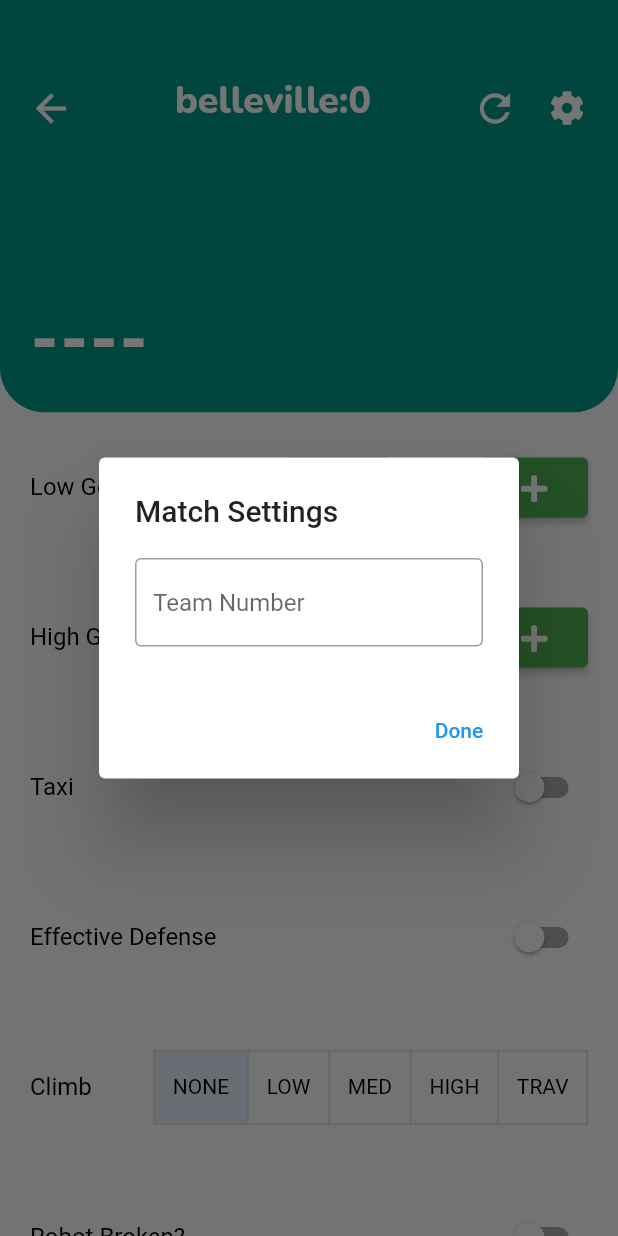
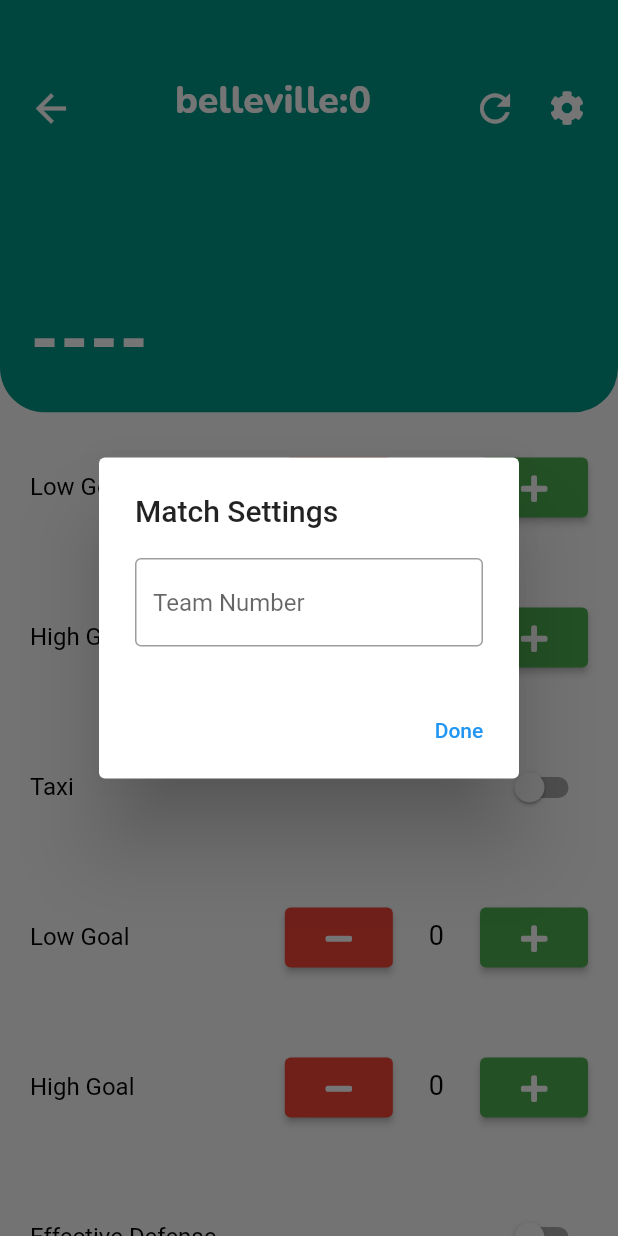
Before and after one commit to cjohnson/dreadscout, a Flutter app: the screen it shows after launch, after a tap on an icon or button, on a phone screen of 412 x 824 dp. Run offline on Flutter 3.47's test engine with Material 2 defaults, Android fonts, the phone set to English and light mode, and no system bars; our stand-ins replace font_awesome_flutter, google_fonts.

Commit message:
Update Toggle button element to latest dynamic forms version

```diff
--- a/lib/ui/form/data/scoutingtemplate.dart
+++ b/lib/ui/form/data/scoutingtemplate.dart
@@ -175,15 +175,18 @@
 }
 
 class ToggleButtonFormElement extends FormElementData {
-  int? initialIndex;
+  int? _index;
   List<String>? toggles;
 
-  ToggleButtonFormElement({this.initialIndex, this.toggles});
+  ToggleButtonFormElement({required id, required title, index, this.toggles})
+      : super(id: id, title: title) {
+    _index = index;
+  }
 
   ToggleButtonFormElement.fromJson(Map<String, dynamic> json) {
     json = super.fromJson(json);
 
-    initialIndex = int.tryParse(json['initial_index']);
+    index = int.tryParse(json['initial_index']);
     toggles = json['toggles'].cast<String>();
   }
 
@@ -191,9 +194,28 @@
   Map<String, dynamic> toJson() {
     final Map<String, dynamic> data = super.toJson();
 
-    data['initial_index'] = initialIndex;
+    data['initial_index'] = index;
     data['toggles'] = toggles;
     return data;
+  }
+
+  List<bool> getSelected() {
+    final List<bool> buttonStatuses = <bool>[];
+
+    for (int i = 0; i < toggles!.length; i++) {
+      buttonStatuses.add(index == i ? true : false);
+    }
+
+    return buttonStatuses;
+  }
+
+  int? get index => _index;
+
+  set index(int? newIndex) {
+    if (newIndex! < 0) newIndex = 0;
+    if (newIndex >= toggles!.length) newIndex = toggles!.length - 1;
+
+    _index = newIndex;
   }
 }
 
--- a/lib/ui/form/togglebuttonelement.dart
+++ b/lib/ui/form/togglebuttonelement.dart
@@ -1,28 +1,12 @@
+import 'package:dreadscout/ui/form/data/scoutingtemplate.dart';
 import 'package:flutter/material.dart';
 import 'package:google_fonts/google_fonts.dart';
 
-class ToggleButtonFormElementUI extends StatefulWidget {
-  final String dataName;
-  int initialToggle;
+class ToggleButtonFormElementUI extends StatelessWidget {
+  final ToggleButtonFormElement formElement;
 
-  ToggleButtonFormElementUI({
-    Key? key,
-    required this.dataName,
-    this.initialToggle = 0,
-  }) : super(key: key);
-
-  @override
-  State<ToggleButtonFormElementUI> createState() =>
-      _ToggleButtonFormElementUIState(toggleState: initialToggle);
-}
-
-class _ToggleButtonFormElementUIState extends State<ToggleButtonFormElementUI> {
-  int toggleState;
-  List<bool> isSelected = [true, false, false, false, false];
-
-  _ToggleButtonFormElementUIState({
-    required this.toggleState,
-  });
+  const ToggleButtonFormElementUI({Key? key, required this.formElement})
+      : super(key: key);
 
   @override
   Widget build(BuildContext context) {
@@ -33,7 +17,7 @@
         mainAxisAlignment: MainAxisAlignment.spaceBetween,
         children: [
           Text(
-            widget.dataName,
+            formElement.title ?? "NO TITLE",
             style: GoogleFonts.roboto(
                 textStyle: Theme.of(context).textTheme.headline1,
                 color: Colors.black,
@@ -41,46 +25,49 @@
                 fontSize: 16.0,
                 height: 1),
           ),
-          ToggleButtons(
-            children: const <Widget>[
-              ClimbToggleButton(title: 'NONE'),
-              ClimbToggleButton(title: 'LOW'),
-              ClimbToggleButton(title: 'MED'),
-              ClimbToggleButton(title: 'HIGH'),
-              ClimbToggleButton(title: 'TRAV'),
-            ],
-            onPressed: (int index) {
-              setState(() {
-                for (int buttonIndex = 0;
-                    buttonIndex < isSelected.length;
-                    buttonIndex++) {
-                  if (buttonIndex == index) {
-                    isSelected[buttonIndex] = true;
-                  } else {
-                    isSelected[buttonIndex] = false;
-                  }
-                }
-              });
-            },
-            color: Colors.grey,
-            isSelected: isSelected,
-          ),
+          _ToggleDisplay(formElement: formElement),
         ],
       ),
     );
   }
 }
 
-class ClimbToggleButton extends StatelessWidget {
+class _ToggleDisplay extends StatefulWidget {
+  final ToggleButtonFormElement formElement;
+
+  const _ToggleDisplay({Key? key, required this.formElement}) : super(key: key);
+
+  @override
+  State<_ToggleDisplay> createState() => __ToggleDisplayState();
+}
+
+class __ToggleDisplayState extends State<_ToggleDisplay> {
+  @override
+  Widget build(BuildContext context) {
+    return ToggleButtons(
+      children: const <Widget>[
+        _ToggleButton(title: 'NONE'),
+        _ToggleButton(title: 'LOW'),
+        _ToggleButton(title: 'MED'),
+        _ToggleButton(title: 'HIGH'),
+        _ToggleButton(title: 'TRAV'),
+      ],
+      onPressed: (int index) =>
+          setState(() => widget.formElement.index = index),
+      color: Colors.grey,
+      isSelected: widget.formElement.getSelected(),
+    );
+  }
+}
+
+class _ToggleButton extends StatelessWidget {
   final String title;
 
-  const ClimbToggleButton({Key? key, required this.title}) : super(key: key);
+  const _ToggleButton({Key? key, required this.title}) : super(key: key);
 
   @override
   Widget build(BuildContext context) {
-    return Container(
-      padding: const EdgeInsets.only(left: 12, right: 12),
-      child: Text(
+    return Text(
       title,
       style: GoogleFonts.roboto(
           textStyle: Theme.of(context).textTheme.headline1,
@@ -88,7 +75,6 @@
           fontWeight: FontWeight.w400,
           fontSize: 14.0,
           height: 1),
-      ),
     );
   }
 }
--- a/lib/ui/scouting/scoutingform.dart
+++ b/lib/ui/scouting/scoutingform.dart
@@ -35,15 +35,28 @@
           formElement:
               SwitchFormElement(id: "taxi", title: "Taxi", value: false),
         ),
-    // () => CounterFormElement(dataName: "Low Goal", value: 0),
-    // () => CounterFormElement(dataName: "High Goal", value: 0),
+    () => CounterFormElementUI(
+          formElement: CounterFormElement(id: "low_goal", title: "Low Goal"),
+        ),
+    () => CounterFormElementUI(
+          formElement: CounterFormElement(id: "high_goal", title: "High Goal"),
+        ),
     () => SwitchFormElementUI(
           formElement: SwitchFormElement(
               id: "defense", title: "Effective Defense", value: false),
         ),
     () => ToggleButtonFormElementUI(
-          dataName: "Climb",
-          initialToggle: 0,
+          formElement: ToggleButtonFormElement(
+              id: "climb",
+              title: "Climb Level",
+              index: 0,
+              toggles: [
+                'NONE',
+                'LOW',
+                'MED',
+                'HIGH',
+                'TRAV',
+              ]),
         ),
     () => SwitchFormElementUI(
           formElement: SwitchFormElement(
```
Lines whose indentation alone changed are shown as unchanged.
